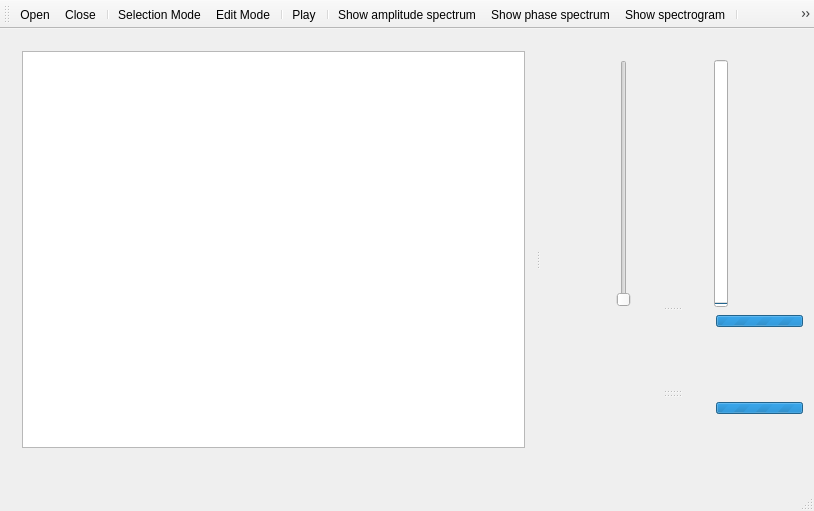
The window that src/wmainwindow.ui (gillesdegottex/dfasma) describes before a commit, drawn with Qt 5.
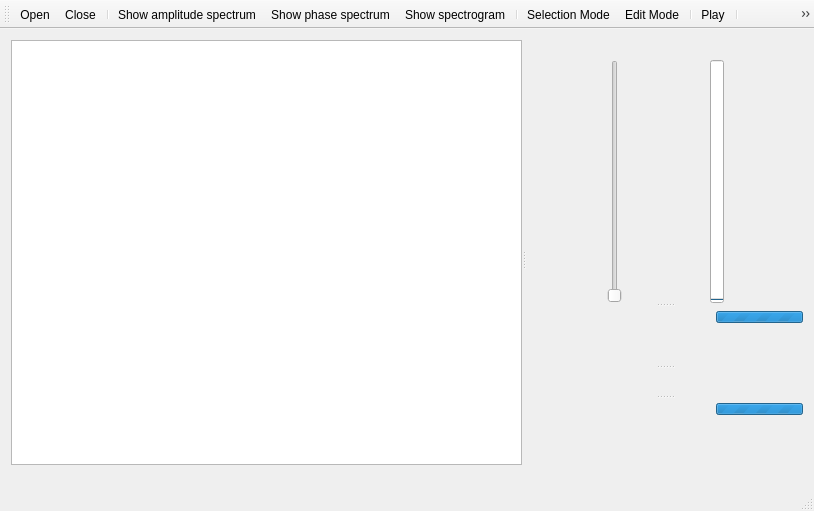
The same window after the commit. Icons and pictures are not drawn.

Commit message: Fix views display

```diff
--- a/src/wmainwindow.ui
+++ b/src/wmainwindow.ui
@@ -20,8 +20,26 @@
       <property name="orientation">
        <enum>Qt::Horizontal</enum>
       </property>
-      <widget class="QWidget" name="layoutWidget">
+      <property name="childrenCollapsible">
+       <bool>false</bool>
+      </property>
+      <widget class="QWidget" name="wFiles" native="true">
        <layout class="QVBoxLayout" name="verticalLayout">
+        <property name="spacing">
+         <number>0</number>
+        </property>
+        <property name="leftMargin">
+         <number>0</number>
+        </property>
+        <property name="topMargin">
+         <number>0</number>
+        </property>
+        <property name="rightMargin">
+         <number>0</number>
+        </property>
+        <property name="bottomMargin">
+         <number>0</number>
+        </property>
         <item>
          <widget class="QListWidget" name="listSndFiles">
           <property name="sizePolicy">
@@ -39,8 +57,6 @@
          </widget>
         </item>
         <item>
-         <layout class="QVBoxLayout" name="verticalLayout_3">
-          <item>
            <widget class="QLabel" name="lblFileInfo">
             <property name="font">
              <font>
@@ -55,8 +71,6 @@
            </widget>
           </item>
          </layout>
-        </item>
-       </layout>
       </widget>
       <widget class="QSplitter" name="splitterViews">
        <property name="orientation">
@@ -185,7 +199,31 @@
          </item>
         </layout>
        </widget>
-       <widget class="QWidget" name="wAmplitudeSpectrum" native="true">
+       <widget class="QWidget" name="wSpectra" native="true">
+        <layout class="QVBoxLayout" name="verticalLayout_9">
+         <property name="spacing">
+          <number>0</number>
+         </property>
+         <property name="leftMargin">
+          <number>0</number>
+         </property>
+         <property name="topMargin">
+          <number>0</number>
+         </property>
+         <property name="rightMargin">
+          <number>0</number>
+         </property>
+         <property name="bottomMargin">
+          <number>0</number>
+         </property>
+         <item>
+          <widget class="QWidget" name="wSpectraBar" native="true">
+           <property name="sizePolicy">
+            <sizepolicy hsizetype="Preferred" vsizetype="Minimum">
+             <horstretch>0</horstretch>
+             <verstretch>0</verstretch>
+            </sizepolicy>
+           </property>
         <layout class="QVBoxLayout" name="verticalLayout_2">
          <property name="spacing">
           <number>0</number>
@@ -222,6 +260,12 @@
            </item>
            <item>
             <widget class="QLabel" name="lblSpectrumInfoTxt">
+                <property name="sizePolicy">
+                 <sizepolicy hsizetype="Preferred" vsizetype="Minimum">
+                  <horstretch>0</horstretch>
+                  <verstretch>0</verstretch>
+                 </sizepolicy>
+                </property>
              <property name="font">
               <font>
                <pointsize>8</pointsize>
@@ -235,7 +279,7 @@
            <item>
             <widget class="QProgressBar" name="pgbFFTResize">
              <property name="sizePolicy">
-              <sizepolicy hsizetype="Minimum" vsizetype="Ignored">
+                 <sizepolicy hsizetype="Minimum" vsizetype="Minimum">
                <horstretch>0</horstretch>
                <verstretch>0</verstretch>
               </sizepolicy>
@@ -263,6 +307,12 @@
          </item>
          <item>
           <widget class="QLabel" name="lblSpectrumSelectionTxt">
+              <property name="sizePolicy">
+               <sizepolicy hsizetype="Preferred" vsizetype="Minimum">
+                <horstretch>0</horstretch>
+                <verstretch>0</verstretch>
+               </sizepolicy>
+              </property>
            <property name="font">
             <font>
              <family>Monospace</family>
@@ -279,7 +329,16 @@
          </item>
         </layout>
        </widget>
-       <widget class="QWidget" name="wPhaseSpectrum" native="true">
+         </item>
+         <item>
+          <widget class="QSplitter" name="splitterSpectra">
+           <property name="orientation">
+            <enum>Qt::Vertical</enum>
+           </property>
+           <property name="childrenCollapsible">
+            <bool>false</bool>
+           </property>
+           <widget class="QWidget" name="wAmplitudeSpectrum" native="true">
         <layout class="QVBoxLayout" name="verticalLayout_5">
          <property name="spacing">
           <number>0</number>
@@ -296,6 +355,43 @@
          <property name="bottomMargin">
           <number>0</number>
          </property>
+             <item>
+              <layout class="QVBoxLayout" name="verticalLayout_4">
+               <property name="spacing">
+                <number>0</number>
+               </property>
+              </layout>
+             </item>
+            </layout>
+           </widget>
+           <widget class="QWidget" name="wPhaseSpectrum" native="true">
+            <layout class="QVBoxLayout" name="verticalLayout_7">
+             <property name="spacing">
+              <number>0</number>
+             </property>
+             <property name="leftMargin">
+              <number>0</number>
+             </property>
+             <property name="topMargin">
+              <number>0</number>
+             </property>
+             <property name="rightMargin">
+              <number>0</number>
+             </property>
+             <property name="bottomMargin">
+              <number>0</number>
+             </property>
+             <item>
+              <layout class="QVBoxLayout" name="verticalLayout_6">
+               <property name="spacing">
+                <number>0</number>
+               </property>
+              </layout>
+             </item>
+            </layout>
+           </widget>
+          </widget>
+         </item>
         </layout>
        </widget>
        <widget class="QWidget" name="wSpectrogram" native="true">
@@ -376,6 +472,12 @@
          </item>
          <item>
           <widget class="QLabel" name="lblSpectrogramSelectionTxt">
+           <property name="sizePolicy">
+            <sizepolicy hsizetype="Preferred" vsizetype="Minimum">
+             <horstretch>0</horstretch>
+             <verstretch>0</verstretch>
+            </sizepolicy>
+           </property>
            <property name="font">
             <font>
              <family>Monospace</family>
@@ -417,15 +519,15 @@
    <addaction name="actionOpen"/>
    <addaction name="actionCloseFile"/>
    <addaction name="separator"/>
-   <addaction name="actionSelectionMode"/>
-   <addaction name="actionEditMode"/>
-   <addaction name="separator"/>
-   <addaction name="actionPlay"/>
-   <addaction name="separator"/>
    <addaction name="actionShowAmplitudeSpectrum"/>
    <addaction name="actionShowPhaseSpectrum"/>
    <addaction name="actionShowSpectrogram"/>
    <addaction name="separator"/>
+   <addaction name="actionSelectionMode"/>
+   <addaction name="actionEditMode"/>
+   <addaction name="separator"/>
+   <addaction name="actionPlay"/>
+   <addaction name="separator"/>
    <addaction name="actionSettings"/>
    <addaction name="actionAbout"/>
   </widget>
```
Left out of the diff: 5 changed lines with no effect on the pictures. Lines whose indentation alone changed are shown as unchanged. The commit also changes 2 other files.
